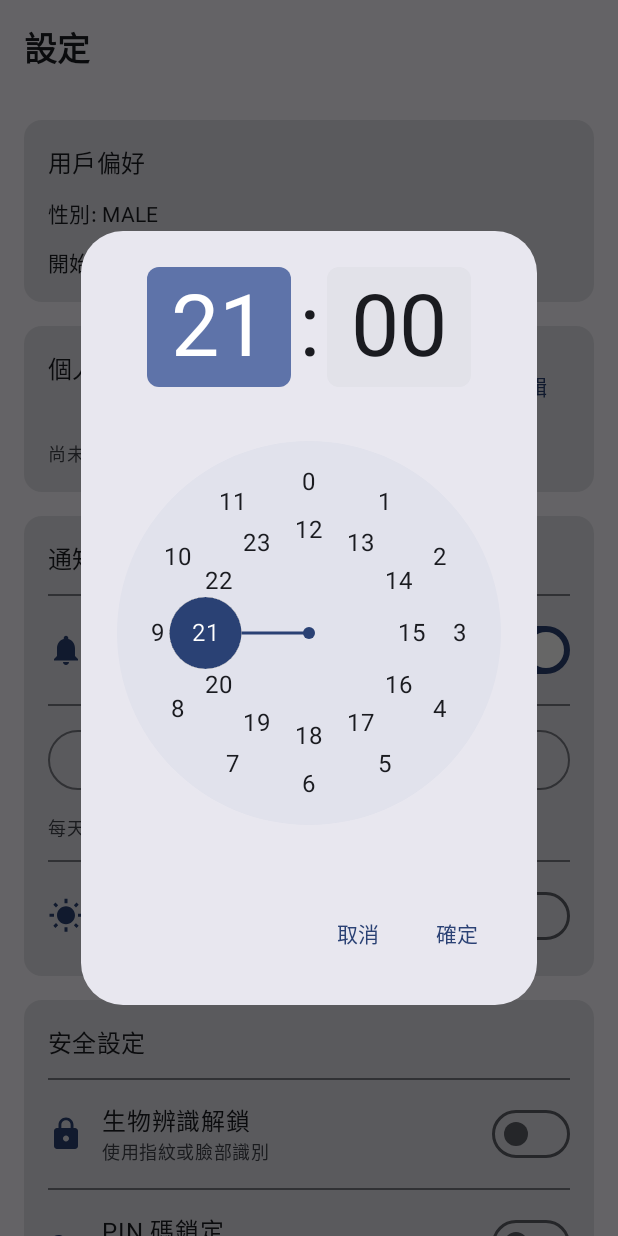
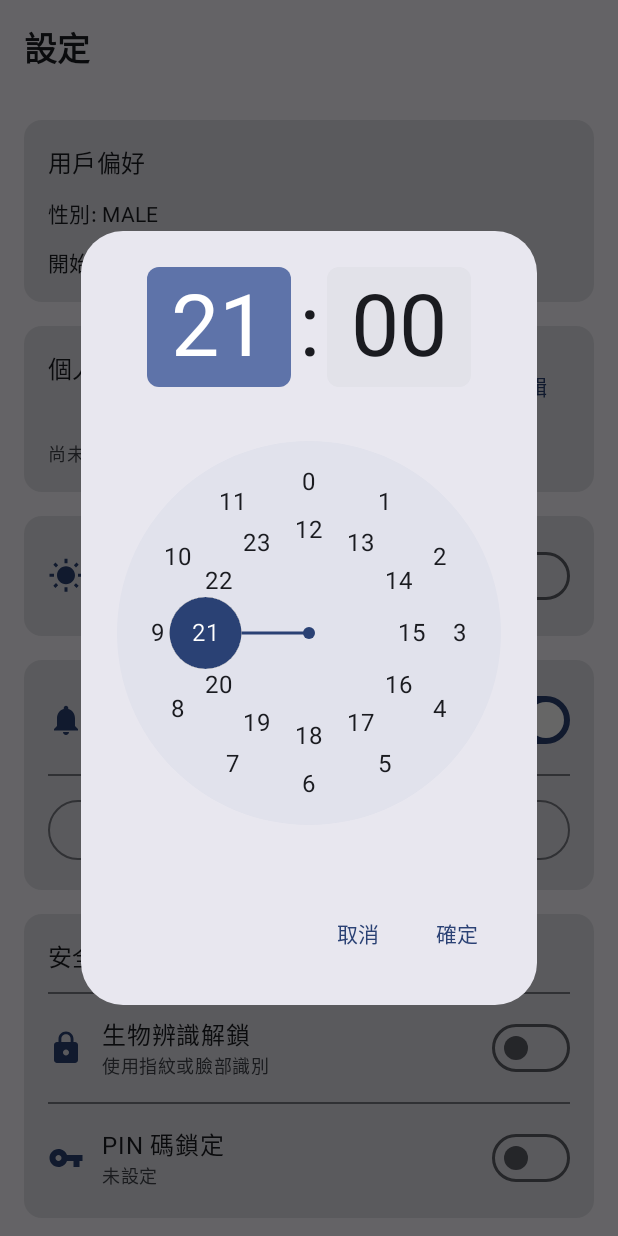
Before and after one commit to soogoino/CB-diary, an Android app built with Jetpack Compose: the composable SettingsScreen shown on its own in the app's theme, after a tap on an icon or button, on a phone screen of 412 x 824 dp. Run offline under Robolectric (Android 15) with nearby library versions, the light colour scheme and no system bars; our stand-ins replace Room's generated code; 4 statements that could not run were skipped.

Commit message:
fix: morning/nighty notification split

```diff
--- a/app/src/main/java/com/chastity/diary/ui/screens/SettingsScreen.kt
+++ b/app/src/main/java/com/chastity/diary/ui/screens/SettingsScreen.kt
@@ -48,7 +48,6 @@ fun SettingsScreen(
     var showProfileDialog by remember { mutableStateOf(false) }
     var showPinSetupDialog by remember { mutableStateOf(false) }
     var showBiometricWarning by remember { mutableStateOf(false) }
-    var showTimePickerDialog by remember { mutableStateOf(false) }
     val snackbarHostState = remember { SnackbarHostState() }
     val biometricHelper = remember { BiometricHelper(context) }
 
@@ -225,7 +224,7 @@ fun SettingsScreen(
                 }
             }
 
-            // Notification settings
+            // ☀️ 早安提醒
             Card(
                 modifier = Modifier.fillMaxWidth()
             ) {
@@ -233,12 +232,81 @@ fun SettingsScreen(
                     modifier = Modifier.padding(16.dp),
                     verticalArrangement = Arrangement.spacedBy(12.dp)
                 ) {
-                    Text(
-                        text = "通知設定",
-                        style = MaterialTheme.typography.titleMedium
-                    )
+                    var showMorningTimePicker by remember { mutableStateOf(false) }
 
-                    Divider()
+                    Row(
+                        modifier = Modifier.fillMaxWidth(),
+                        horizontalArrangement = Arrangement.SpaceBetween,
+                        verticalAlignment = Alignment.CenterVertically
+                    ) {
+                        Row(
+                            horizontalArrangement = Arrangement.spacedBy(12.dp),
+                            verticalAlignment = Alignment.CenterVertically
+                        ) {
+                            Icon(
+                                imageVector = Icons.Default.WbSunny,
+                                contentDescription = "早安提醒",
+                                tint = MaterialTheme.colorScheme.primary
+                            )
+                            Column {
+                                Text(
+                                    text = "☀️ 早安提醒",
+                                    style = MaterialTheme.typography.titleMedium
+                                )
+                                Text(
+                                    text = if (userSettings.morningReminderEnabled) "已啟用" else "已停用",
+                                    style = MaterialTheme.typography.bodySmall,
+                                    color = MaterialTheme.colorScheme.onSurfaceVariant
+                                )
+                            }
+                        }
+                        Switch(
+                            checked = userSettings.morningReminderEnabled,
+                            onCheckedChange = { enabled ->
+                                viewModel.updateMorningReminderSettings(
+                                    enabled,
+                                    userSettings.morningReminderHour,
+                                    userSettings.morningReminderMinute
+                                )
+                            }
+                        )
+                    }
+
+                    if (userSettings.morningReminderEnabled) {
+                        Divider()
+                        OutlinedButton(
+                            onClick = { showMorningTimePicker = true },
+                            modifier = Modifier.fillMaxWidth()
+                        ) {
+                            Icon(Icons.Default.AccessTime, null, modifier = Modifier.size(20.dp))
+                            Spacer(modifier = Modifier.width(8.dp))
+                            Text("提醒時間: ${String.format("%02d:%02d", userSettings.morningReminderHour, userSettings.morningReminderMinute)}")
+                        }
+                    }
+
+                    if (showMorningTimePicker) {
+                        TimePickerDialog(
+                            onDismiss = { showMorningTimePicker = false },
+                            onConfirm = { h, m ->
+                                viewModel.updateMorningReminderSettings(true, h, m)
+                                showMorningTimePicker = false
+                            },
+                            initialHour = userSettings.morningReminderHour,
+                            initialMinute = userSettings.morningReminderMinute
+                        )
+                    }
+                }
+            }
+
+            // 🌙 晚安提醒
+            Card(
+                modifier = Modifier.fillMaxWidth()
+            ) {
+                Column(
+                    modifier = Modifier.padding(16.dp),
+                    verticalArrangement = Arrangement.spacedBy(12.dp)
+                ) {
+                    var showEveningTimePicker by remember { mutableStateOf(false) }
 
                     Row(
                         modifier = Modifier.fillMaxWidth(),
@@ -251,19 +319,16 @@ fun SettingsScreen(
                         ) {
                             Icon(
                                 imageVector = Icons.Default.Notifications,
-                                contentDescription = "每日提醒",
+                                contentDescription = "晚安提醒",
                                 tint = MaterialTheme.colorScheme.primary
                             )
                             Column {
                                 Text(
-                                    text = "每日提醒",
-                                    style = MaterialTheme.typography.bodyLarge
+                                    text = "🌙 晚安提醒",
+                                    style = MaterialTheme.typography.titleMedium
                                 )
                                 Text(
-                                    text = if (userSettings.reminderEnabled)
-                                        "已啟用"
-                                    else
-                                        "已停用",
+                                    text = if (userSettings.reminderEnabled) "已啟用" else "已停用",
                                     style = MaterialTheme.typography.bodySmall,
                                     color = MaterialTheme.colorScheme.onSurfaceVariant
                                 )
@@ -273,7 +338,6 @@ fun SettingsScreen(
                             checked = userSettings.reminderEnabled,
                             onCheckedChange = { enabled ->
                                 if (enabled) {
-                                    // Check permission for Android 13+
                                     if (hasNotificationPermission()) {
                                         viewModel.updateReminderSettings(
                                             true,
@@ -296,9 +360,8 @@ fun SettingsScreen(
 
                     if (userSettings.reminderEnabled) {
                         Divider()
-
                         OutlinedButton(
-                            onClick = { showTimePickerDialog = true },
+                            onClick = { showEveningTimePicker = true },
                             modifier = Modifier.fillMaxWidth()
                         ) {
                             Icon(
@@ -309,72 +372,17 @@ fun SettingsScreen(
                             Spacer(modifier = Modifier.width(8.dp))
                             Text("提醒時間: ${String.format("%02d:%02d", userSettings.reminderHour, userSettings.reminderMinute)}")
                         }
-
-                        Text(
-                            text = "每天會在設定的時間提醒您記錄日記",
-                            style = MaterialTheme.typography.bodySmall,
-                            color = MaterialTheme.colorScheme.onSurfaceVariant
-                        )
                     }
 
-                    Divider()
-
-                    // Morning reminder
-                    var showMorningTimePicker by remember { mutableStateOf(false) }
-                    Row(
-                        modifier = Modifier.fillMaxWidth(),
-                        horizontalArrangement = Arrangement.SpaceBetween,
-                        verticalAlignment = Alignment.CenterVertically
-                    ) {
-                        Row(
-                            horizontalArrangement = Arrangement.spacedBy(12.dp),
-                            verticalAlignment = Alignment.CenterVertically
-                        ) {
-                            Icon(Icons.Default.WbSunny, "早晨 Check-in",
-                                tint = MaterialTheme.colorScheme.primary)
-                            Column {
-                                Text("☀️ 早晨 Check-in 提醒",
-                                    style = MaterialTheme.typography.bodyLarge)
-                                Text(
-                                    if (userSettings.morningReminderEnabled) "已啟用" else "已停用",
-                                    style = MaterialTheme.typography.bodySmall,
-                                    color = MaterialTheme.colorScheme.onSurfaceVariant
-                                )
-                            }
-                        }
-                        Switch(
-                            checked = userSettings.morningReminderEnabled,
-                            onCheckedChange = { enabled ->
-                                viewModel.updateMorningReminderSettings(
-                                    enabled,
-                                    userSettings.morningReminderHour,
-                                    userSettings.morningReminderMinute
-                                )
-                            }
-                        )
-                    }
-                    if (userSettings.morningReminderEnabled) {
-                        OutlinedButton(
-                            onClick = { showMorningTimePicker = true },
-                            modifier = Modifier.fillMaxWidth()
-                        ) {
-                            Icon(Icons.Default.AccessTime, null, modifier = Modifier.size(20.dp))
-                            Spacer(modifier = Modifier.width(8.dp))
-                            Text("早晨提醒時間: ${String.format("%02d:%02d", userSettings.morningReminderHour, userSettings.morningReminderMinute)}")
-                        }
-                        Text("起床後記錄睡眠品質、晨勃狀況與精神狀態",
-                            style = MaterialTheme.typography.bodySmall,
-                            color = MaterialTheme.colorScheme.onSurfaceVariant)
-                    }
-                    if (showMorningTimePicker) {
+                    if (showEveningTimePicker) {
                         TimePickerDialog(
-                            onDismiss = { showMorningTimePicker = false },
+                            onDismiss = { showEveningTimePicker = false },
                             onConfirm = { h, m ->
-                                viewModel.updateMorningReminderSettings(true, h, m)
-                                showMorningTimePicker = false
+                                viewModel.updateReminderSettings(true, h, m)
+                                showEveningTimePicker = false
                             },
-                            initialHour = userSettings.morningReminderHour,
-                            initialMinute = userSettings.morningReminderMinute
+                            initialHour = userSettings.reminderHour,
+                            initialMinute = userSettings.reminderMinute
                         )
                     }
                 }
@@ -663,21 +671,5 @@ fun SettingsScreen(
             )
         }
 
-        // Time picker dialog
-        if (showTimePickerDialog) {
-            TimePickerDialog(
-                onDismiss = { showTimePickerDialog = false },
-                onConfirm = { hour, minute ->
-                    viewModel.updateReminderSettings(
-                        enabled = true,
-                        hour = hour,
-                        minute = minute
-                    )
-                    showTimePickerDialog = false
-                },
-                initialHour = userSettings.reminderHour,
-                initialMinute = userSettings.reminderMinute
-            )
-        }
     }
 }
```
